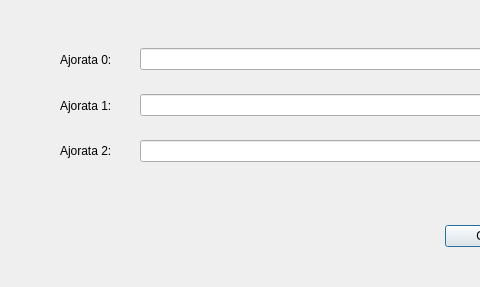
The window that dialogs/Ajoradat_dialog.ui (finnishtransportagency/QGIS-tieosoitetyokalu) describes before a commit, drawn with Qt 5; both pictures show x 0 to 480 and y 0 to 287 of the 794 by 287 pixel window.
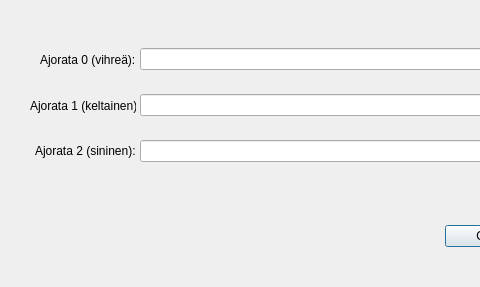
The same window after the commit.

What changed in the file:
```diff
--- a/dialogs/Ajoradat_dialog.ui
+++ b/dialogs/Ajoradat_dialog.ui
@@ -32,31 +32,31 @@
   <widget class="QWidget" name="verticalLayoutWidget">
    <property name="geometry">
     <rect>
-     <x>60</x>
+     <x>30</x>
      <y>40</y>
-     <width>91</width>
+     <width>106</width>
      <height>131</height>
     </rect>
    </property>
    <layout class="QVBoxLayout" name="verticalLayout">
-    <item>
+    <item alignment="Qt::AlignRight">
      <widget class="QLabel" name="label_2">
       <property name="text">
-       <string>Ajorata 0:</string>
+       <string>Ajorata 0 (vihreä):</string>
       </property>
      </widget>
     </item>
-    <item>
+    <item alignment="Qt::AlignRight">
      <widget class="QLabel" name="label_3">
       <property name="text">
-       <string>Ajorata 1:</string>
+       <string>Ajorata 1 (keltainen):</string>
       </property>
      </widget>
     </item>
-    <item>
+    <item alignment="Qt::AlignRight">
      <widget class="QLabel" name="label">
       <property name="text">
-       <string>Ajorata 2:</string>
+       <string>Ajorata 2 (sininen):</string>
       </property>
      </widget>
     </item>
```
